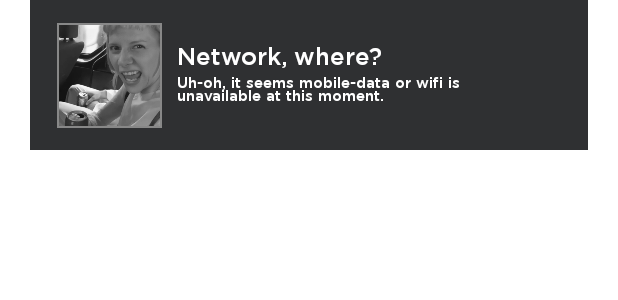
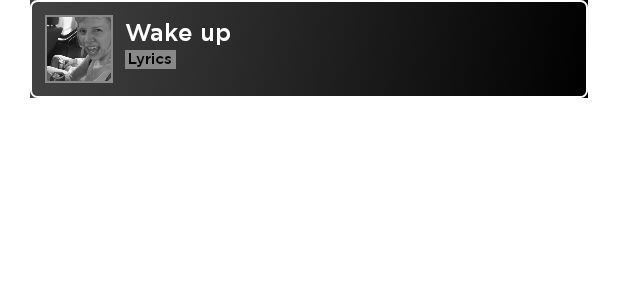
Before and after one commit to sakethpathike/arara-android, an Android app built with Jetpack Compose: the @Preview function DefaultPreview, on a phone screen of 412 x 824 dp. Shown: the top 300 px of the screen. Run offline under Robolectric (Android 15) with nearby library versions, the phone set to English and light mode, and no system bars; network calls fail; pictures from the network do not load.

Commit message:
added custom music player

```diff
--- a/app/build.gradle
+++ b/app/build.gradle
@@ -71,7 +71,7 @@ dependencies {
     implementation 'com.squareup.retrofit2:retrofit:2.9.0'
     implementation 'com.squareup.retrofit2:converter-gson:2.9.0'
     implementation "com.squareup.okhttp3:okhttp:4.10.0"
-
+    implementation 'com.google.android.exoplayer:exoplayer:2.18.1'
     // Coroutines
     implementation 'org.jetbrains.kotlinx:kotlinx-coroutines-core:1.6.2'
     implementation 'org.jetbrains.kotlinx:kotlinx-coroutines-android:1.6.2'
--- a/app/src/main/java/com/sakethh/arara/CustomThing.kt
+++ b/app/src/main/java/com/sakethh/arara/CustomThing.kt
@@ -3,18 +3,31 @@ package com.sakethh.arara
 import androidx.compose.foundation.Image
 import androidx.compose.foundation.background
 import androidx.compose.foundation.border
+import androidx.compose.foundation.clickable
 import androidx.compose.foundation.layout.*
+import androidx.compose.foundation.shape.RoundedCornerShape
 import androidx.compose.material3.MaterialTheme
+import androidx.compose.material3.ShapeDefaults
 import androidx.compose.material3.Text
 import androidx.compose.runtime.Composable
 import androidx.compose.ui.Alignment
 import androidx.compose.ui.Modifier
+import androidx.compose.ui.graphics.Brush
 import androidx.compose.ui.graphics.Color
+import androidx.compose.ui.graphics.Shape
+import androidx.compose.ui.platform.LocalContext
 import androidx.compose.ui.res.painterResource
+import androidx.compose.ui.text.font.FontWeight
 import androidx.compose.ui.text.style.TextOverflow
+import androidx.compose.ui.tooling.preview.Preview
 import androidx.compose.ui.unit.dp
 import androidx.compose.ui.unit.sp
+import coil.request.ImageRequest
+import com.sakethh.arara.ui.theme.backgroundColor
 import com.sakethh.arara.ui.theme.customMessageBG
+import com.sakethh.arara.ui.theme.firstGradient
+import com.sakethh.arara.ui.theme.secondGradient
+import com.sakethh.arara.unreleased.ImageThing
 
 class CustomThing {
     @Composable
@@ -71,6 +84,73 @@ class CustomThing {
             }
         }
     }
+
+    @Composable
+    fun MusicPlayerUI(songName: String = "Wake up", imgUrl: String = "", onClick: () -> Unit = {}) {
+        val paddingValue = 20.dp
+        Row(
+            modifier = Modifier
+                .padding(start = paddingValue, end = paddingValue)
+                .background(backgroundColor)
+                .requiredHeight(65.dp)
+                .fillMaxWidth()
+                .background(brush = Brush.linearGradient(listOf(firstGradient, secondGradient)))
+                .clickable { onClick() }
+                .border(
+                    width = 1.dp,
+                    shape = RoundedCornerShape(5.dp),
+                    color = Color.White
+                )
+        ) {
+            Box(
+                modifier = Modifier
+                    .wrapContentWidth()
+                    .fillMaxHeight(),
+                contentAlignment = Alignment.CenterStart
+            ) {
+                ImageThing(
+                    model = ImageRequest.Builder(LocalContext.current).data(imgUrl)
+                        .crossfade(true)
+                        .build(),
+                    contentDescription = "Image for unreleased song from a warrior:)",
+                    modifier = Modifier//gives 10dp padding in top
+                        .requiredHeight(45.dp) // renders height of the image
+                        .padding(start = 10.dp) //gives 10dp padding in left
+                        .requiredWidth(45.dp) //renders width of the image
+                        .border(width = 1.dp, color = Color.Gray)
+                    , onError = painterResource(randomLostInternetImg())
+                )
+            }
+            Spacer(modifier = Modifier.width(8.dp))
+            Box(contentAlignment = Alignment.CenterStart, modifier = Modifier.fillMaxSize()) {
+                Column(
+                    modifier = Modifier
+                        .fillMaxHeight()
+                        .padding(end = 60.dp)
+                        .fillMaxWidth()
+                ) {
+                    Spacer(modifier = Modifier.height(15.dp))
+                    Text(
+                        text = songName,
+                        style = MaterialTheme.typography.titleMedium,
+                        maxLines = 1,
+                        overflow = TextOverflow.Ellipsis,
+                        color = Color.White
+                    )
+                    Text(
+                        text = "Lyrics",
+                        modifier = Modifier
+                            .padding(top = 3.dp, bottom = 3.dp)
+                            .background(color = Color.Gray)
+                            .wrapContentSize()
+                            .padding(2.dp),
+                        style = MaterialTheme.typography.bodySmall,
+                        fontSize = 10.sp, fontWeight = FontWeight.Normal, color = backgroundColor
+                    )
+                }
+            }
+        }
+    }
 }
 
 fun randomLostInternetImg(): Int {
--- a/app/src/main/java/com/sakethh/arara/MainActivity.kt
+++ b/app/src/main/java/com/sakethh/arara/MainActivity.kt
@@ -30,6 +30,10 @@ class MainActivity() : ComponentActivity(){
                     floatingActionButton = {
                         if(!isInternetAvailable(this)){
                             CustomThing().CustomBottomSnackBar(image=randomLostInternetImg())
+                        }else if(UnreleasedViewModel().rememberMusicPlayer.value){
+                            if(isInternetAvailable(this)){
+                                CustomThing().MusicPlayerUI()
+                            }
                         }
                     }) {
                     UnreleasedScreen()
@@ -44,6 +48,6 @@ class MainActivity() : ComponentActivity(){
 @Composable
 fun DefaultPreview() {
     MaterialTheme(typography = Typography) {
-         CustomThing().CustomBottomSnackBar(image = randomLostInternetImg())
+        CustomThing().MusicPlayerUI()
     }
 }
--- a/app/src/main/java/com/sakethh/arara/unreleased/Unreleased.kt
+++ b/app/src/main/java/com/sakethh/arara/unreleased/Unreleased.kt
@@ -36,6 +36,7 @@ fun UnreleasedScreen() {
     val songsData = unreleasedViewModel.rememberData.value
     val headerData = unreleasedViewModel.rememberUnreleasedHeaderImg.value
     val footerData = unreleasedViewModel.rememberUnreleasedFooterImg.value
+    val musicPlayer=unreleasedViewModel.rememberMusicPlayer
     Scaffold(modifier=Modifier.background(backgroundColor),topBar = {
         SmallTopAppBar(
             title = {
@@ -61,7 +62,7 @@ fun UnreleasedScreen() {
                 SongThing1(
                     songName = data.songName,
                     specificArtwork = data.imgURL
-                ) {  }
+                ) { musicPlayer.value=true }
             }
             items(footerData) { data ->
                 FooterGIF(data.footerImg)
--- a/app/src/main/java/com/sakethh/arara/unreleased/UnreleasedCacheThing.kt
+++ b/app/src/main/java/com/sakethh/arara/unreleased/UnreleasedCacheThing.kt
@@ -25,22 +25,21 @@ fun unreleasedCache(context:Context) {
         okHttpClient= OkHttpClient.Builder()
             .cache(cache = cache)
             .addInterceptor {
-                //offline
                 var request = it.request()
-                request=  request.newBuilder().header(
+                if (!isInternetAvailable(context)) {
+                    request= request.newBuilder().header(
                         "Cache-Control",
                         "public, only-if-cached, max-stale=" + 60 * 60 * 24 * 7
                     ).removeHeader("Pragma").build()
-                it.proceed(request)
-            }
-            .addNetworkInterceptor {
-                //online
-                var request = it.request()
-                request = request.newBuilder().header("Cache-Control", "public, max-age=" + 2000)
+                    it.proceed(request)
+                }else{
+                     request = it.request()
+                    request = request.newBuilder().header("Cache-Control", "public, max-age=" + 2)
                         .removeHeader("Pragma").build()
-              it.proceed(request)
-            }.build()
-}}
+                   it.proceed(request)
+                }
+
+}.build()}}
 fun isInternetAvailable(context:Context): Boolean {
     val isConnected: Boolean?
     val connectivityManager =
--- a/app/src/main/java/com/sakethh/arara/unreleased/UnreleasedViewmodel.kt
+++ b/app/src/main/java/com/sakethh/arara/unreleased/UnreleasedViewmodel.kt
@@ -15,6 +15,7 @@ class UnreleasedViewModel(private val unreleasedRepo: UnreleasedRepo = Unrelease
     val rememberData: MutableState<List<UnreleasedResponse>> = mutableStateOf(emptyList())
     val rememberUnreleasedFooterImg:MutableState<List<UnreleasedFooterImage>> = mutableStateOf(emptyList())
     val rememberUnreleasedHeaderImg:MutableState<List<UnreleasedArtwork>> = mutableStateOf(emptyList())
+    val rememberMusicPlayer= mutableStateOf(false)
     private val coroutineExceptionHandler= CoroutineExceptionHandler { _, throwable -> throwable.printStackTrace() }
     init {
         viewModelScope.launch(Dispatchers.IO + coroutineExceptionHandler) {
--- a/app/src/main/java/com/sakethh/arara/unreleased/songThing.kt
+++ b/app/src/main/java/com/sakethh/arara/unreleased/songThing.kt
@@ -21,6 +21,7 @@ import androidx.compose.ui.unit.sp
 import coil.compose.AsyncImage
 import coil.request.ImageRequest
 import com.sakethh.arara.R
+import com.sakethh.arara.randomLostInternetImg
 import com.sakethh.arara.ui.theme.backgroundColor
 import com.sakethh.arara.ui.theme.firstGradient
 import com.sakethh.arara.ui.theme.secondGradient
@@ -119,7 +120,7 @@ fun SongThing1(songName:String,specificArtwork:String,onClick:() -> Unit) {
                     .requiredHeight(50.dp) // renders height of the image
                     .padding(start = 10.dp) //gives 10dp padding in left
                     .requiredWidth(50.dp) //renders width of the image
-                , onError = painterResource(R.drawable.image)
+                , onError = painterResource(randomLostInternetImg())
             )
             Spacer(modifier = Modifier.width(8.dp))
             Column(
```
